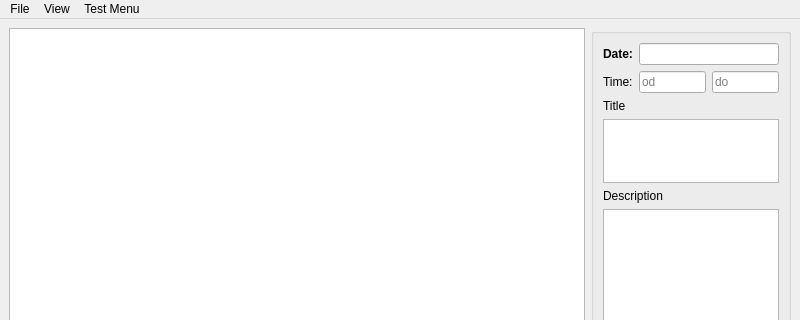
Before: the Qt Designer form mainwindow.ui in mdrska80/timesheet, drawn with Qt 5; both pictures show x 0 to 800 and y 0 to 320 of the 800 by 600 pixel window.
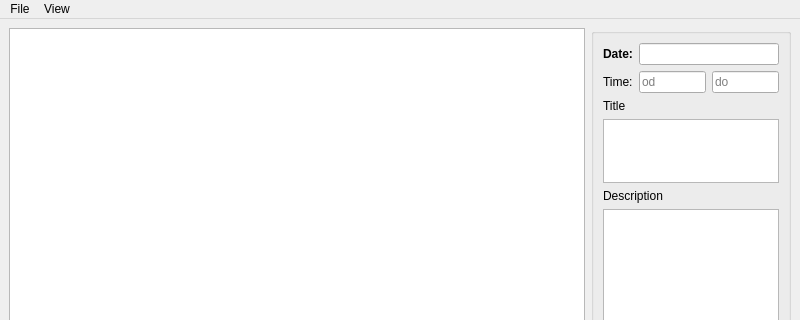
After: the same form once the commit is applied. Custom widgets are drawn as their Qt base class.

Commit message: - Improved entries analyzer - Renamed TSVersion enum items - Added new method to helper class NumberToTime - Better saving options, now it is prepared for saving in multiple formats - Removed Process from EntryFileInfo - all calculations are in EntriesAnalyzer - ...

```diff
--- a/mainwindow.ui
+++ b/mainwindow.ui
@@ -169,16 +169,12 @@
     </property>
     <addaction name="actionSmall_items"/>
     <addaction name="actionHighlight_today_entries"/>
-   </widget>
-   <widget class="QMenu" name="menuTest_Menu">
-    <property name="title">
-     <string>Test Menu</string>
-    </property>
-    <addaction name="actionShow_dialog"/>
+    <addaction name="separator"/>
+    <addaction name="actionSelect_different_month"/>
+    <addaction name="actionGo_back_to_current_month"/>
    </widget>
    <addaction name="menuFile"/>
    <addaction name="menuView"/>
-   <addaction name="menuTest_Menu"/>
   </widget>
   <widget class="QStatusBar" name="statusbar"/>
   <action name="actionSmall_items">
```
Left out of the diff: 17 changed lines with no effect on the pictures. The commit also changes 31 other files.
